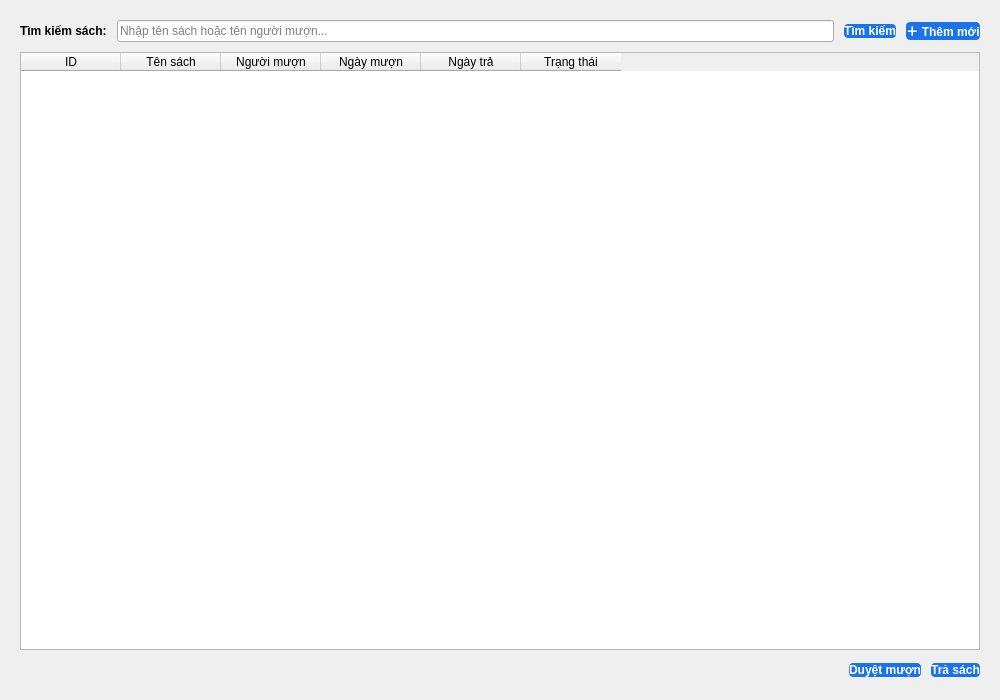
This is view/screen_loans.ui in phuongphuong5110-create/library-app as Qt 5 draws it before an edit. The edited form follows.
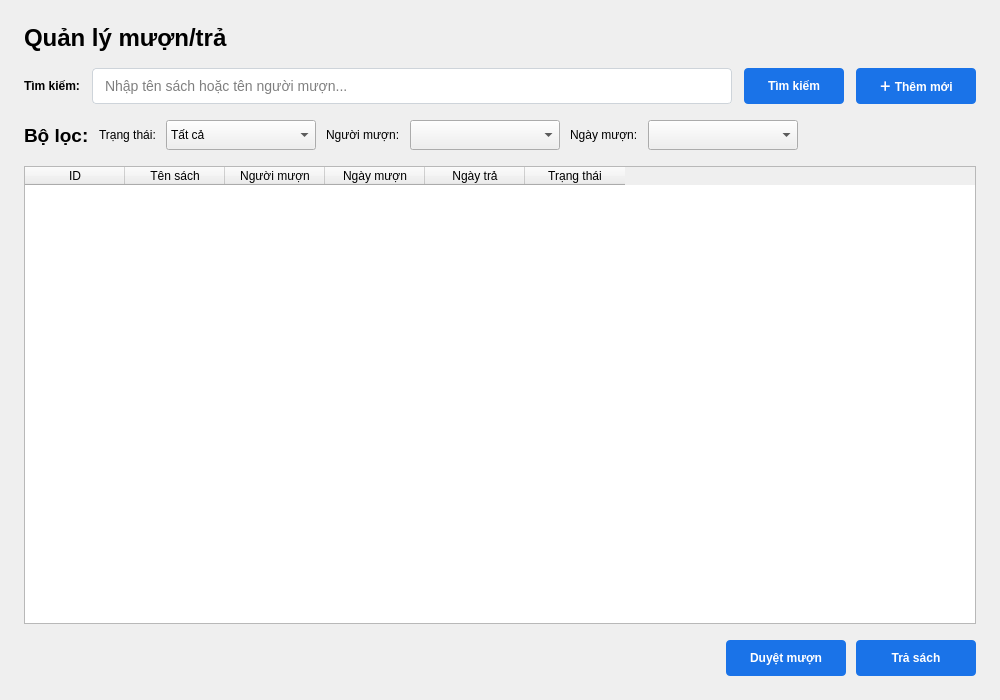
This is the edited form.

Patch:
```diff
--- a/view/screen_loans.ui
+++ b/view/screen_loans.ui
@@ -15,40 +15,72 @@
   </property>
   <layout class="QVBoxLayout" name="verticalLayout_main">
    <property name="spacing">
-    <number>10</number>
+    <number>16</number>
    </property>
    <property name="leftMargin">
-    <number>20</number>
+    <number>24</number>
    </property>
    <property name="topMargin">
-    <number>20</number>
+    <number>24</number>
    </property>
    <property name="rightMargin">
-    <number>20</number>
+    <number>24</number>
    </property>
    <property name="bottomMargin">
-    <number>20</number>
+    <number>24</number>
    </property>
+   <item>
+    <widget class="QLabel" name="label_title">
+     <property name="font">
+      <font>
+       <pointsize>18</pointsize>
+       <bold>true</bold>
+      </font>
+     </property>
+     <property name="text">
+      <string>Quản lý mượn/trả</string>
+     </property>
+    </widget>
+   </item>
    <item>
     <layout class="QHBoxLayout" name="horizontalLayout_top">
      <property name="spacing">
-      <number>10</number>
+      <number>12</number>
      </property>
      <item>
       <widget class="QLabel" name="label_return">
-       <property name="text">
-        <string>Tìm kiếm sách:</string>
-       </property>
        <property name="font">
         <font>
-         <weight>75</weight>
          <bold>true</bold>
         </font>
        </property>
+       <property name="text">
+        <string>Tìm kiếm:</string>
+       </property>
       </widget>
      </item>
      <item>
       <widget class="QLineEdit" name="search_book_return">
+       <property name="minimumSize">
+        <size>
+         <width>350</width>
+         <height>36</height>
+        </size>
+       </property>
+       <property name="maximumSize">
+        <size>
+         <width>16777215</width>
+         <height>36</height>
+        </size>
+       </property>
+       <property name="font">
+        <font>
+         <pointsize>-1</pointsize>
+        </font>
+       </property>
+       <property name="styleSheet">
+        <string notr="true">padding: 0 10px; border: 1px solid #ced4da; border-radius: 4px; font-size: 14px;</string>
+       </property>
        <property name="placeholderText">
         <string>Nhập tên sách hoặc tên người mượn...</string>
        </property>
@@ -59,6 +91,21 @@
      </item>
      <item>
       <widget class="QPushButton" name="btn_search_book_return">
+       <property name="minimumSize">
+        <size>
+         <width>100</width>
+         <height>36</height>
+        </size>
+       </property>
+       <property name="maximumSize">
+        <size>
+         <width>16777215</width>
+         <height>36</height>
+        </size>
+       </property>
+       <property name="styleSheet">
+        <string notr="true">background-color: #1a73e8; color: white; border-radius: 4px; font-weight: bold;</string>
+       </property>
        <property name="text">
         <string>Tìm kiếm</string>
        </property>
@@ -75,20 +122,124 @@
      </item>
      <item>
       <widget class="QPushButton" name="btn_dialog_loans">
+       <property name="minimumSize">
+        <size>
+         <width>120</width>
+         <height>36</height>
+        </size>
+       </property>
+       <property name="styleSheet">
+        <string notr="true">background-color: #1a73e8; color: white; border-radius: 4px; font-weight: bold;</string>
+       </property>
        <property name="text">
         <string>＋ Thêm mới</string>
        </property>
-       <property name="minimumWidth">
-        <number>120</number>
+      </widget>
+     </item>
+    </layout>
+   </item>
+   <item>
+    <layout class="QHBoxLayout" name="horizontalLayout_filters">
+     <property name="spacing">
+      <number>10</number>
+     </property>
+     <item>
+      <widget class="QLabel" name="label">
+       <property name="font">
+        <font>
+         <pointsize>14</pointsize>
+         <bold>true</bold>
+        </font>
        </property>
-       <property name="minimumHeight">
-        <number>35</number>
+       <property name="text">
+        <string>Bộ lọc:</string>
        </property>
-       <property name="styleSheet">
-        <string notr="true">background-color: #1a73e8; color: white; border-radius: 4px; font-weight: bold;</string>
+      </widget>
+     </item>
+     <item>
+      <widget class="QLabel" name="label_2">
+       <property name="text">
+        <string>Trạng thái:</string>
        </property>
       </widget>
      </item>
+     <item>
+      <widget class="QComboBox" name="combo_filter_status">
+       <property name="minimumSize">
+        <size>
+         <width>150</width>
+         <height>30</height>
+        </size>
+       </property>
+       <item>
+        <property name="text">
+         <string>Tất cả</string>
+        </property>
+       </item>
+       <item>
+        <property name="text">
+         <string>Đang mượn</string>
+        </property>
+       </item>
+       <item>
+        <property name="text">
+         <string>Đã trả</string>
+        </property>
+       </item>
+       <item>
+        <property name="text">
+         <string>Chờ duyệt</string>
+        </property>
+       </item>
+      </widget>
+     </item>
+     <item>
+      <widget class="QLabel" name="label_3">
+       <property name="text">
+        <string>Người mượn:</string>
+       </property>
+      </widget>
+     </item>
+     <item>
+      <widget class="QComboBox" name="combo_filter_borrower">
+       <property name="minimumSize">
+        <size>
+         <width>150</width>
+         <height>30</height>
+        </size>
+       </property>
+      </widget>
+     </item>
+     <item>
+      <widget class="QLabel" name="label_4">
+       <property name="text">
+        <string>Ngày mượn:</string>
+       </property>
+      </widget>
+     </item>
+     <item>
+      <widget class="QComboBox" name="combo_filter_date">
+       <property name="minimumSize">
+        <size>
+         <width>150</width>
+         <height>30</height>
+        </size>
+       </property>
+      </widget>
+     </item>
+     <item>
+      <spacer name="horizontalSpacer_filters">
+       <property name="orientation">
+        <enum>Qt::Horizontal</enum>
+       </property>
+       <property name="sizeHint" stdset="0">
+        <size>
+         <width>40</width>
+         <height>20</height>
+        </size>
+       </property>
+      </spacer>
+     </item>
     </layout>
    </item>
    <item>
@@ -108,9 +259,6 @@
      <property name="showGrid">
       <bool>true</bool>
      </property>
-     <property name="rowCount">
-      <number>0</number>
-     </property>
      <column>
       <property name="text">
        <string>ID</string>
@@ -144,7 +292,10 @@
     </widget>
    </item>
    <item>
-    <layout class="QHBoxLayout" name="horizontalLayout_return_actions">
+    <layout class="QHBoxLayout" name="horizontalLayout_actions">
+     <property name="spacing">
+      <number>10</number>
+     </property>
      <item>
       <spacer name="horizontalSpacer_return_bottom">
        <property name="orientation">
@@ -160,6 +311,15 @@
      </item>
      <item>
       <widget class="QPushButton" name="btn_approve_loan">
+       <property name="minimumSize">
+        <size>
+         <width>120</width>
+         <height>36</height>
+        </size>
+       </property>
+       <property name="styleSheet">
+        <string notr="true">background-color: #1a73e8; color: white; border-radius: 4px; font-weight: bold;</string>
+       </property>
        <property name="text">
         <string>Duyệt mượn</string>
        </property>
@@ -176,6 +336,15 @@
      </item>
      <item>
       <widget class="QPushButton" name="btn_return_book">
+       <property name="minimumSize">
+        <size>
+         <width>120</width>
+         <height>36</height>
+        </size>
+       </property>
+       <property name="styleSheet">
+        <string notr="true">background-color: #1a73e8; color: white; border-radius: 4px; font-weight: bold;</string>
+       </property>
        <property name="text">
         <string>Trả sách</string>
        </property>
```
Left out of the diff: 44 changed lines with no effect on the pictures.
